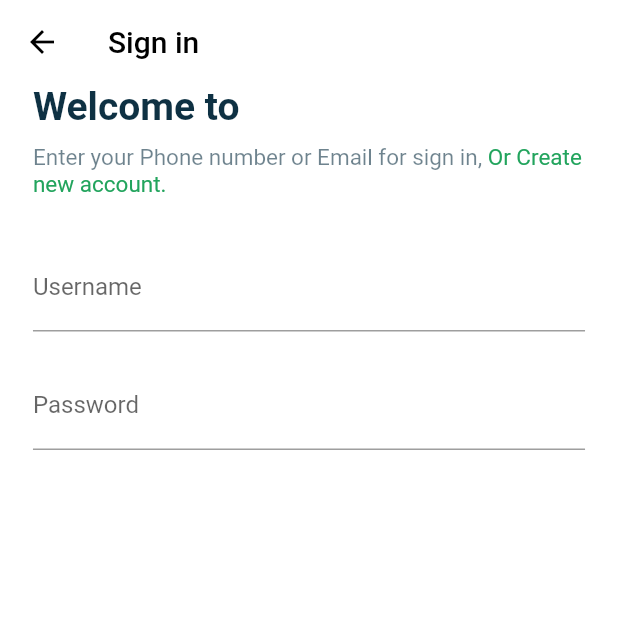
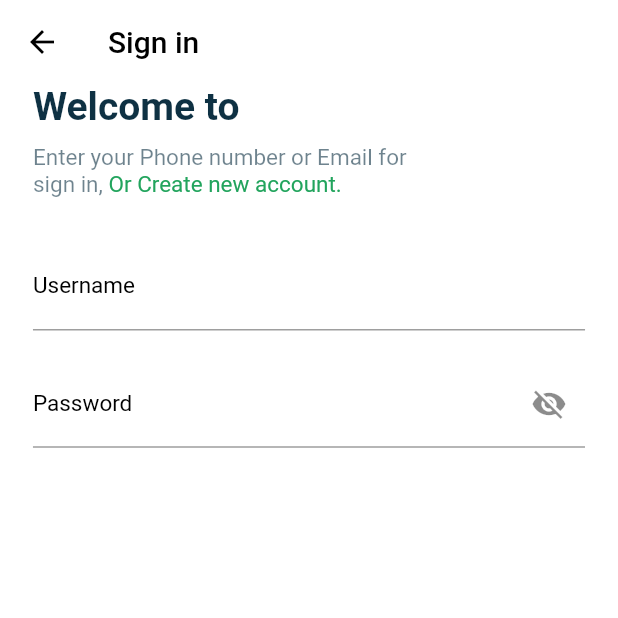
Before and after one commit to thelinh0302/Flutter_structure, a Flutter app: the screen it shows after launch, after a tap on "GET STARTED", on a phone screen of 412 x 824 dp, the top half of it. Run offline on Flutter 3.47's test engine with Material 2 defaults, Android fonts, the phone set to English and light mode, and no system bars; Roboto replaces fonts that are missing (Montserrat-Medium, Montserrat-Regular, Montserrat-SemiBold).

Commit message:
update field custom

```diff
--- a/lib/resource/colors_data.dart
+++ b/lib/resource/colors_data.dart
@@ -38,6 +38,8 @@ class ColorsData {
   static Color textLyrics = Colors.grey;
   static Color textConten = Colors.black;
   static Color textLink = secondary;
+    static Color errorText = Colors.red;
+
   //dot
 
   static Color dot = Colors.grey;
--- a/lib/resource/text_type.dart
+++ b/lib/resource/text_type.dart
@@ -61,4 +61,14 @@ class TextsStyle {
     fontFamily: FontsName.regular,
     fontSize: FontsSize.conten,
   );
+  static TextStyle textError = TextStyle(
+    color: ColorsData.errorText,
+    fontFamily: FontsName.regular,
+    fontSize: FontsSize.conten,
+  );
+  static TextStyle textInput = TextStyle(
+    color: ColorsData.textInput,
+    fontFamily: FontsName.regular,
+    fontSize: FontsSize.conten,
+  );
 }
--- a/lib/views/sign_in/components/body.dart
+++ b/lib/views/sign_in/components/body.dart
@@ -2,6 +2,9 @@ import 'package:flutter/gestures.dart';
 import 'package:flutter/material.dart';
 import 'package:structure/resource/size_config.dart';
 import 'package:structure/resource/text_type.dart';
+
+import '../../../widgets/text_form_field.dart';
+import '../../../widgets/text_form_field_password.dart';
 
 class Body extends StatefulWidget {
   @override
@@ -17,7 +20,9 @@ class _BodyState extends State<Body> {
           EdgeInsets.symmetric(horizontal: getProportionateScreenWidht(20)),
       child: Column(
         children: [
-          Column(
+          Padding(
+            padding: const EdgeInsets.only(right: 90),
+            child: Column(
               crossAxisAlignment: CrossAxisAlignment.start,
               children: [
                 Text(
@@ -41,6 +46,7 @@ class _BodyState extends State<Body> {
                 )
               ],
             ),
+          ),
           SizedBox(
             height: 30,
           ),
@@ -63,17 +69,24 @@ class _SignInFormState extends State<SignInForm> {
   Widget build(BuildContext context) {
     return Form(
       child: Column(children: [
-        TextFormField(
-          decoration: const InputDecoration(
-              labelText: "Username", hintText: "Enter your username"),
+        TextFormFieldCustom(
+          hintText: 'Enter your username',
+          labelText: 'Username',
+          keyboardtype: TextInputType.text,
+          inputAction: TextInputAction.next,
+          isLabelEnabled: true,
         ),
         const SizedBox(
           height: 20,
         ),
-        TextFormField(
-          decoration: const InputDecoration(
-              labelText: "Password", hintText: "Enter your password"),
-        )
+        TextFormFieldPasswordCustom(
+          hintText: 'Enter your password',
+          labelText: 'Password',
+          keyboardtype: TextInputType.visiblePassword,
+          inputAction: TextInputAction.next,
+          isLabelEnabled: true,
+          isObscure: true,
+        ),
       ]),
     );
   }
--- /dev/null
+++ b/lib/widgets/text_form_field.dart
@@ -0,0 +1,59 @@
+import 'package:flutter/material.dart';
+import 'package:flutter/src/foundation/key.dart';
+import 'package:flutter/src/widgets/framework.dart';
+import 'package:structure/resource/colors_data.dart';
+import 'package:structure/resource/text_type.dart';
+
+class TextFormFieldCustom extends StatefulWidget {
+  String hintText;
+  String labelText;
+  bool readOnly;
+  TextInputType keyboardtype;
+  TextInputAction inputAction;
+  bool isObscure;
+  bool isCapitalized;
+  bool isLabelEnabled;
+  Function(String)? validator;
+  TextFormFieldCustom(
+      {Key? key,
+      required this.hintText,
+      required this.labelText,
+      required this.inputAction,
+      required this.isLabelEnabled,
+      this.readOnly = false,
+      this.isObscure = false,
+      this.isCapitalized = false,
+      this.validator,
+      required this.keyboardtype})
+      : super(key: key);
+
+  @override
+  State<TextFormFieldCustom> createState() => _TextFormFieldCustomState();
+}
+
+class _TextFormFieldCustomState extends State<TextFormFieldCustom> {
+  @override
+  Widget build(BuildContext context) {
+    return TextFormField(
+      readOnly: widget.readOnly,
+      keyboardType: widget.keyboardtype,
+      obscureText: widget.isObscure,
+      textCapitalization: widget.isCapitalized
+          ? TextCapitalization.words
+          : TextCapitalization.none,
+      textInputAction: widget.inputAction,
+      style: TextStyle(color: ColorsData.textInput),
+      validator: (value) => widget.validator!(value!),
+      decoration: InputDecoration(
+        hintText: widget.hintText,
+        labelText: widget.isLabelEnabled ? widget.labelText : null,
+        labelStyle: TextsStyle.textInput,
+        errorStyle: TextsStyle.textError,
+        errorBorder: UnderlineInputBorder(
+            borderSide: BorderSide(color: ColorsData.errorBorderInput)),
+        focusedBorder: const UnderlineInputBorder(
+            borderSide: BorderSide(color: ColorsData.borderInput)),
+      ),
+    );
+  }
+}
--- /dev/null
+++ b/lib/widgets/text_form_field_password.dart
@@ -0,0 +1,71 @@
+import 'package:flutter/material.dart';
+import 'package:flutter/src/foundation/key.dart';
+import 'package:flutter/src/widgets/framework.dart';
+import 'package:structure/resource/colors_data.dart';
+import 'package:structure/resource/text_type.dart';
+
+class TextFormFieldPasswordCustom extends StatefulWidget {
+  String hintText;
+  String labelText;
+  bool readOnly;
+  TextInputType keyboardtype;
+  TextInputAction inputAction;
+  bool isObscure;
+  bool isObscureText;
+  bool isCapitalized;
+  bool isLabelEnabled;
+  Function(String)? validator;
+  TextFormFieldPasswordCustom(
+      {Key? key,
+      required this.hintText,
+      required this.labelText,
+      required this.inputAction,
+      required this.isLabelEnabled,
+      this.readOnly = false,
+      this.isObscure = false,
+      this.isCapitalized = false,
+      this.isObscureText = false,
+      this.validator,
+      required this.keyboardtype})
+      : super(key: key);
+
+  @override
+  State<TextFormFieldPasswordCustom> createState() => _TextFormFieldPasswordCustomState();
+}
+
+class _TextFormFieldPasswordCustomState extends State<TextFormFieldPasswordCustom> {
+  @override
+  Widget build(BuildContext context) {
+    return TextFormField(
+      readOnly: widget.readOnly,
+      keyboardType: widget.keyboardtype,
+      obscureText: widget.isObscure,
+      textCapitalization: widget.isCapitalized
+          ? TextCapitalization.words
+          : TextCapitalization.none,
+      textInputAction: widget.inputAction,
+      style: TextStyle(color: ColorsData.textInput),
+      validator: (value) => widget.validator!(value!),
+      decoration: InputDecoration(
+        hintText: widget.hintText,
+        labelText: widget.isLabelEnabled ? widget.labelText : null,
+        labelStyle: TextsStyle.textInput,
+        errorStyle: TextsStyle.textError,
+        errorBorder: UnderlineInputBorder(
+            borderSide: BorderSide(color: ColorsData.errorBorderInput)),
+        focusedBorder: const UnderlineInputBorder(
+            borderSide: BorderSide(color: ColorsData.borderInput)),
+        suffixIcon: GestureDetector(
+                onTap: () {
+                  setState(() {
+                    widget.isObscure = !widget.isObscure;
+                  });
+                },
+                child: Icon(!widget.isObscure
+                    ? Icons.visibility
+                    : Icons.visibility_off),
+              ),
+      ),
+    );
+  }
+}
```
Lines whose indentation alone changed are shown as unchanged.
